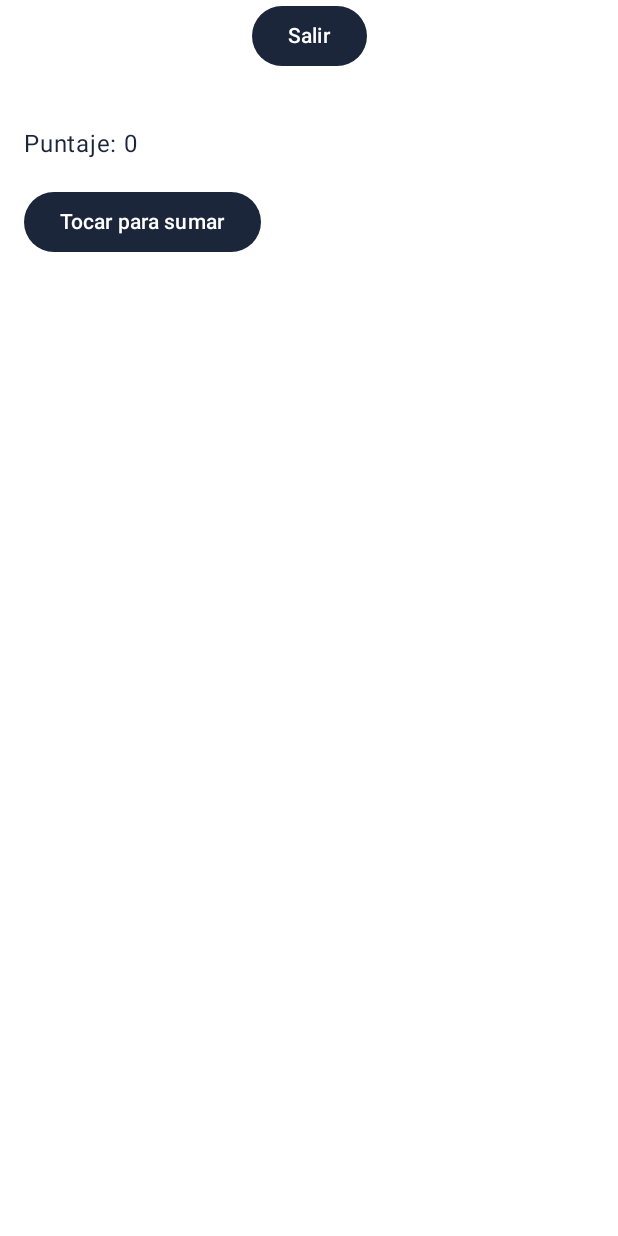
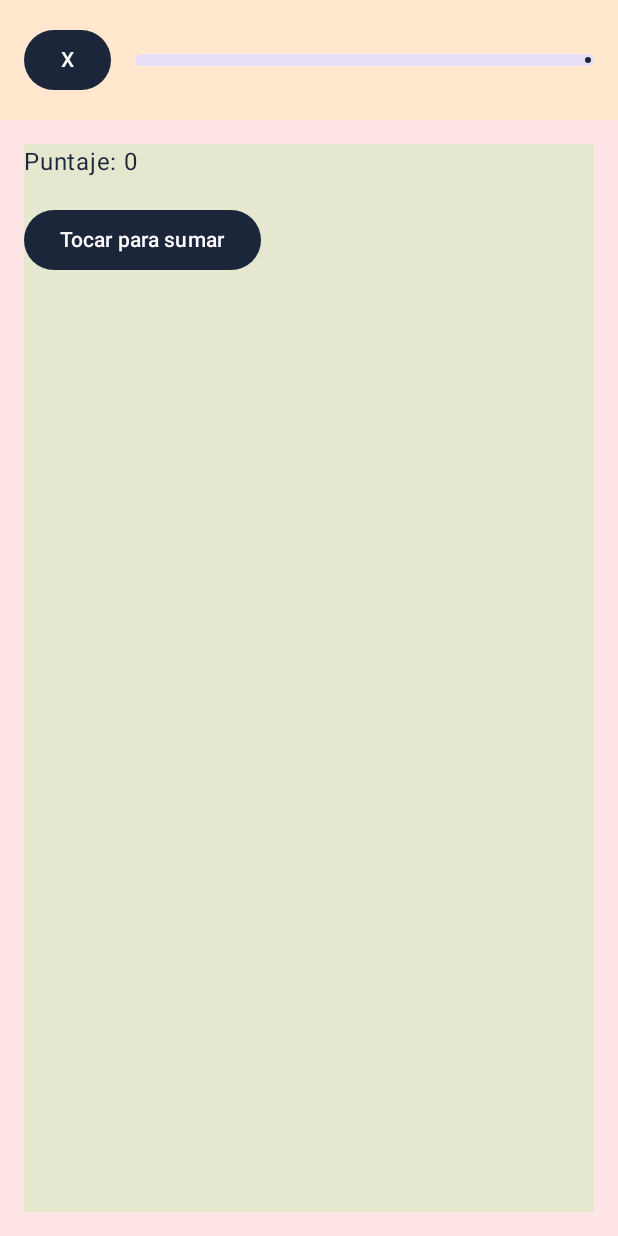
Before and after one commit to NegK01/Lerna, an Android app built with Jetpack Compose: the composable MemoryMatrixGame shown on its own in the app's theme, on a phone screen of 412 x 824 dp. Run offline under Robolectric (Android 15) with nearby library versions, the phone set to English and light mode, and no system bars; 1 statement that could not run was skipped.

Commit message:
feat(game): agregar barra de progreso en HUD y colores de fondos para la depuración en MemoryMatrixGame
- Se reemplazó el texto del progreso por un LinearProgressIndicator en GameHUDBase
- Se añadieron colores de fondo temporales en el HUD para visualizar el área real
- Se añadió color de fondo en MemoryMatrixGame para marcar la zona del juego
- Se mantiene el overlay de nivel completado sobre el HUD

```diff
--- a/app/src/main/java/com/negk/lerna/ui/game/GameHUDBase.kt
+++ b/app/src/main/java/com/negk/lerna/ui/game/GameHUDBase.kt
@@ -12,6 +12,7 @@ import androidx.compose.ui.Alignment
 import androidx.compose.ui.Modifier
 import androidx.compose.ui.graphics.Color
 import androidx.compose.ui.unit.dp
+import androidx.compose.material3.LinearProgressIndicator
 
 /**
  * GameHUDBase es la estructura base de cualquier juego.
@@ -31,30 +32,35 @@ fun GameHUDBase(
 ) {
     Box(modifier = Modifier.fillMaxSize()) {
         Column(
-            modifier = Modifier.fillMaxSize(),
+            modifier = Modifier
+                .fillMaxSize()
+                .background(Color.Red.copy(alpha = 0.1f)), // Prueba, ver area de HUD real
             horizontalAlignment = Alignment.CenterHorizontally
         ) {
-            Button(onClick = onExitClick) {
-                Text(text = "Salir")
-            }
-
-            Spacer(modifier = Modifier.height(20.dp))
-
-            // Contenido principal del juego
-            gameContent()
-
-            Spacer(modifier = Modifier.height(5.dp))
-
             // Barra de progreso / HUD superior
             Row(
                 modifier = Modifier
                     .fillMaxWidth()
+                    .background(Color.Yellow.copy(alpha = 0.1f)) // Prueba, ver area de HUD real
                     .padding(16.dp),
-                horizontalArrangement = Arrangement.SpaceBetween,
                 verticalAlignment = Alignment.CenterVertically
             ) {
-                Text(text = "Nivel ${(levelProgress * 100).toInt()}%", style = MaterialTheme.typography.titleMedium)
+                Button(onClick = onExitClick) {
+                    Text(text = "X")
+                }
+
+                Spacer(modifier = Modifier.width(16.dp))
+
+                LinearProgressIndicator(
+                    progress = { levelProgress }, // usar mi Float (0f..1f)
+                    modifier = Modifier
+                        .weight(1f) // que se expanda
+                        .height(8.dp), // grosor de la barra
+                )
             }
+
+            // Contenido principal del juego
+            gameContent()
         }
 
         // Overlay modal nivel completado (encima de todo)
--- a/app/src/main/java/com/negk/lerna/ui/game/memory/MemoryMatrixGame.kt
+++ b/app/src/main/java/com/negk/lerna/ui/game/memory/MemoryMatrixGame.kt
@@ -8,6 +8,8 @@ import androidx.compose.ui.Modifier
 import androidx.compose.ui.unit.dp
 import com.negk.lerna.ui.game.GameHUDBase
 import androidx.lifecycle.viewmodel.compose.viewModel
+import androidx.compose.foundation.background
+import androidx.compose.ui.graphics.Color
 
 @Composable
 fun MemoryMatrixGame(viewModel: MemoryMatrixViewModel = viewModel()) {
@@ -19,7 +21,8 @@ fun MemoryMatrixGame(viewModel: MemoryMatrixViewModel = viewModel()) {
             Column(
                 modifier = Modifier
                     .fillMaxSize()
-                    .padding(16.dp),
+                    .padding(16.dp)
+                    .background(Color.Green.copy(alpha = 0.1f)), // Prueba, ver area de juego real
                 verticalArrangement = Arrangement.spacedBy(16.dp)
             ) {
                 Text(text = "Puntaje: $score")
@@ -31,6 +34,6 @@ fun MemoryMatrixGame(viewModel: MemoryMatrixViewModel = viewModel()) {
         showLevelComplete = showLevelComplete,
         onDismissLevelComplete = { viewModel.dismissLevelComplete() },
         levelProgress = score / 5f,
-        onExitClick = { /* acción de salir */ }
+        onExitClick = { /* acción de salir */ },
     )
 }
```
